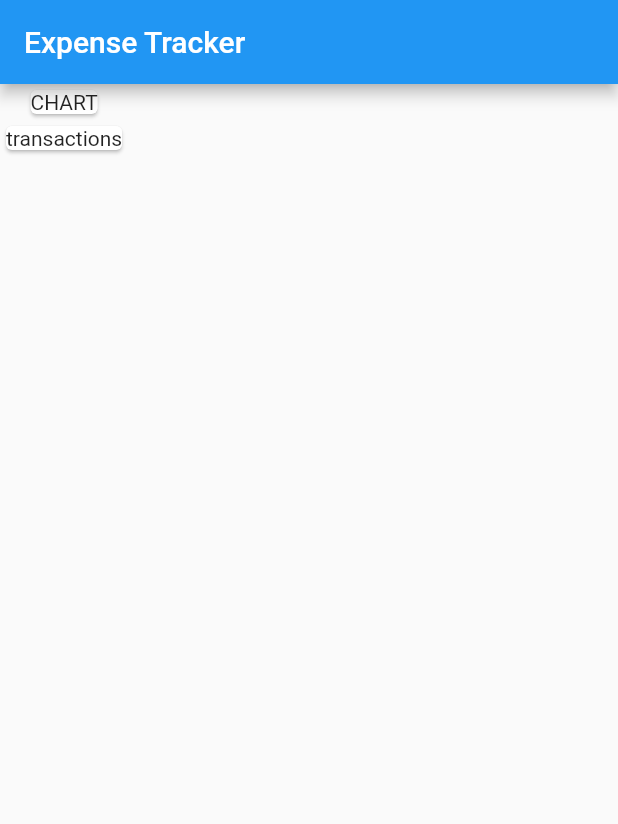
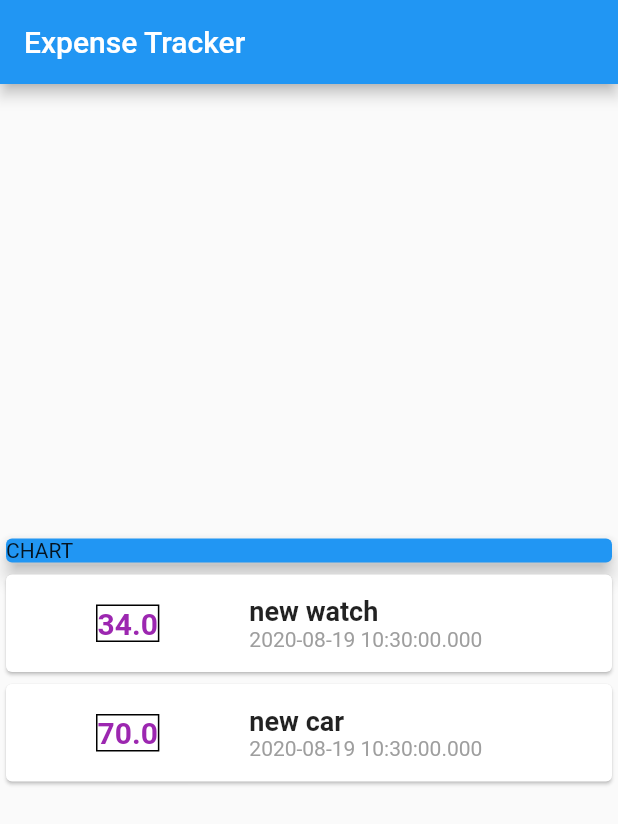
Before and after one commit to gaiyadev/expense_tracker, a Flutter app: the screen it shows after launch, on a phone screen of 412 x 824 dp. Shown: the top 824 px of the screen. Run offline on Flutter 3.47's test engine with Material 2 defaults, Android fonts, the phone set to English and light mode, and no system bars.

Commit message:
layouting the app

```diff
--- a/lib/home.dart
+++ b/lib/home.dart
@@ -1,6 +1,22 @@
+import 'package:expense_tracker/transaction.dart';
 import 'package:flutter/material.dart';
 
 class MyHomePage extends StatelessWidget {
+  final List<Transaction> transactions = [
+    Transaction(
+      id: '1',
+      title: 'new watch',
+      amount: 34,
+      date: DateTime.now(),
+    ),
+    Transaction(
+      id: '2',
+      title: 'new car',
+      amount: 70,
+      date: DateTime.now(),
+    ),
+  ];
+
   @override
   Widget build(BuildContext context) {
     return Scaffold(
@@ -8,17 +24,66 @@ class MyHomePage extends StatelessWidget {
         title: Text('Expense Tracker'),
       ),
       body: Column(
+        crossAxisAlignment: CrossAxisAlignment.stretch,
+        mainAxisAlignment: MainAxisAlignment.center,
         children: [
-          Card(
-            child: Text(
-              'CHART',
+          Container(
+            width: double.infinity,
+            child: Card(
+              color: Colors.blue,
+              elevation: 5,
+              child: Text(
+                'CHART',
+              ),
             ),
           ),
-          Card(
-            child: Text(
-              'transactions',
-            ),
-          )
+          Column(
+            children: transactions.map((tx) {
+              return Card(
+                child: Row(
+                  children: [
+                    Padding(
+                      padding: const EdgeInsets.all(10.0),
+                      child: Container(
+                        margin: EdgeInsets.symmetric(
+                          vertical: 10.0,
+                          horizontal: 50.0,
+                        ),
+                        decoration: BoxDecoration(
+                          border: Border.all(
+                            color: Colors.black,
+                          ),
+                        ),
+                        child: Text(
+                          tx.amount.toString(),
+                          style: TextStyle(
+                              fontWeight: FontWeight.bold,
+                              fontSize: 20.0,
+                              color: Colors.purple),
+                        ),
+                      ),
+                    ),
+                    Column(
+                      crossAxisAlignment: CrossAxisAlignment.start,
+                      children: [
+                        Text(
+                          tx.title,
+                          style: TextStyle(
+                              fontSize: 18.0, fontWeight: FontWeight.bold),
+                        ),
+                        Text(
+                          tx.date.toString(),
+                          style: TextStyle(
+                            color: Colors.grey,
+                          ),
+                        ),
+                      ],
+                    )
+                  ],
+                ),
+              );
+            }).toList(),
+          ),
         ],
       ),
     );
--- /dev/null
+++ b/lib/transaction.dart
@@ -0,0 +1,17 @@
+import 'package:flutter/material.dart';
+
+class Transaction {
+  //class properties
+  final String id;
+  final String title;
+  final double amount;
+  final DateTime date;
+
+//constructor
+  Transaction({
+    @required this.id,
+    @required this.title,
+    @required this.amount,
+    @required this.date,
+  });
+}
```
